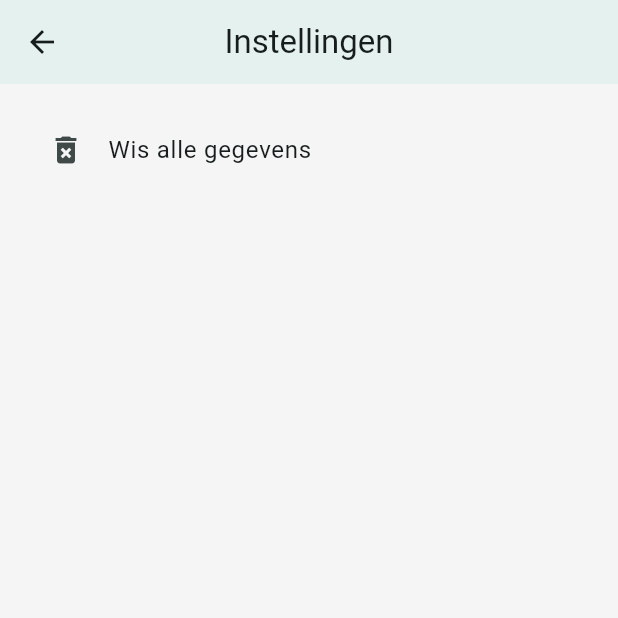
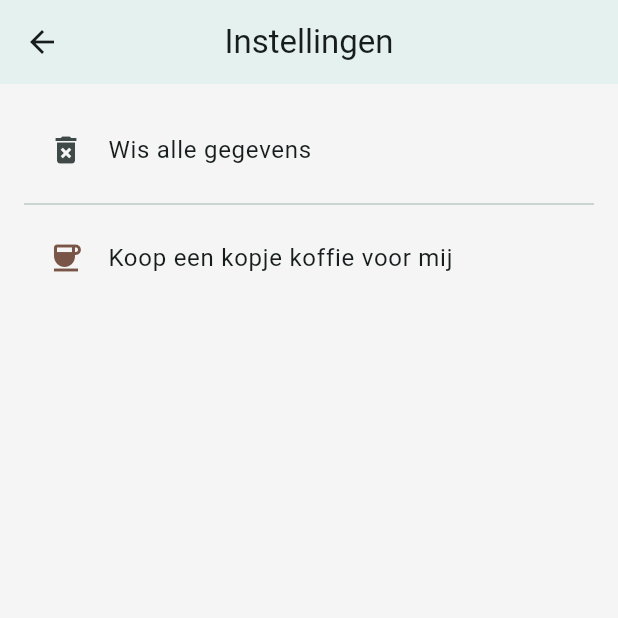
Before and after one commit to albert-boersen/histamine_helper, a Flutter app: the SettingsScreen screen opened directly, on a phone screen of 412 x 824 dp, the top half of it. Run offline on Flutter 3.47's test engine with Material 3 defaults, Android fonts, the light colour scheme and no system bars; our stand-ins replace hive, hive_flutter; missing offline and left inert: mobile_scanner; accounts and stored records are empty.

Commit message:
donatieknop toegevoegd

```diff
--- /dev/null
+++ b/lib/screens/donation_button.dart
@@ -0,0 +1,22 @@
+import 'package:flutter/material.dart';
+import 'package:url_launcher/url_launcher.dart';
+
+class DonationButton extends StatelessWidget {
+  const DonationButton({Key? key}) : super(key: key);
+
+  Future<void> _launchDonationURL() async {
+    final Uri url = Uri.parse('https://buymeacoffee.com/albertboursin');
+    if (!await launchUrl(url, mode: LaunchMode.externalApplication)) {
+      throw Exception('Could not launch $url');
+    }
+  }
+
+  @override
+  Widget build(BuildContext context) {
+    return ListTile(
+      leading: const Icon(Icons.coffee, color: Colors.brown),
+      title: const Text('Koop een kopje koffie voor mij'),
+      onTap: _launchDonationURL,
+    );
+  }
+}
--- a/lib/screens/settings_screen.dart
+++ b/lib/screens/settings_screen.dart
@@ -1,7 +1,7 @@
-// lib/screens/settings_screen.dart
 import 'package:flutter/material.dart';
 import 'package:provider/provider.dart';
 import '../providers/product_provider.dart';
+import 'donation_button.dart';
 
 class SettingsScreen extends StatelessWidget {
   const SettingsScreen({Key? key}) : super(key: key);
@@ -49,6 +49,8 @@ class SettingsScreen extends StatelessWidget {
               title: const Text("Wis alle gegevens"),
               onTap: () => _clearAllData(context),
             ),
+            const Divider(),
+            const DonationButton(),  // Hier voeg je de donatieknop toe.
           ],
         ),
       ),
--- a/pubspec.yaml
+++ b/pubspec.yaml
@@ -18,7 +18,7 @@ dependencies:
   provider: ^6.0.5
   google_fonts: ^4.0.3
   mobile_scanner: ^6.0.6
-
+  url_launcher: ^6.1.7
   cupertino_icons: ^1.0.8
 
 dev_dependencies:
```
Also changed, not shown: pubspec.lock, 5 other files.
